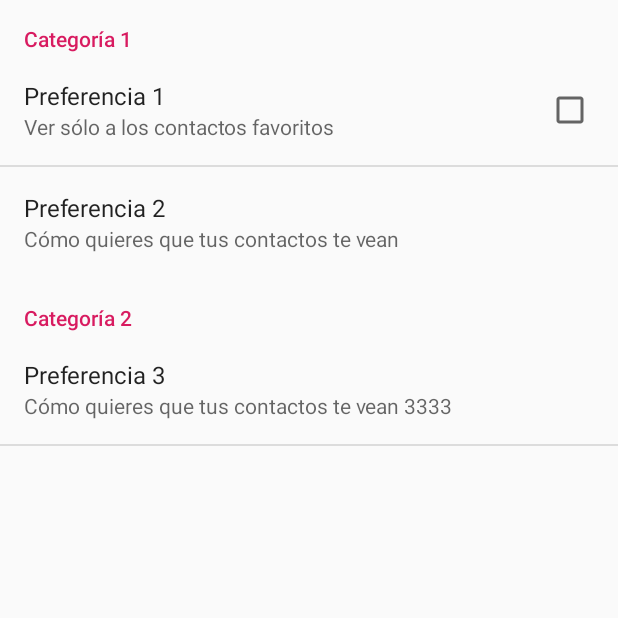
After one commit to valerycf27/Eventos-2.0, an Android app: the PreferenciasActivity screen opened directly, with no data from a screen before it, on a phone screen of 412 x 824 dp, the top half of it. The commit adds this screen. Run offline under Robolectric (Android 15) with nearby library versions, the phone set to English and light mode, and no system bars.

Commit message:
Preferencias nivel 1

```diff
--- a/app/src/main/AndroidManifest.xml
+++ b/app/src/main/AndroidManifest.xml
@@ -29,6 +29,7 @@
         <activity android:name=".EventosGuardados" />
         <activity android:name=".DetallesEvento" />
         <activity android:name=".Formulario_evento" />
+        <activity android:name=".PreferenciasActivity" />
         <activity android:name=".MainActivity">
             <intent-filter>
                 <action android:name="android.intent.action.MAIN" />
--- /dev/null
+++ b/app/src/main/java/com/example/events/PreferenciasActivity.java
@@ -0,0 +1,16 @@
+package com.example.events;
+
+import android.app.Activity;
+import android.os.Bundle;
+
+public class PreferenciasActivity extends Activity {
+    @Override
+    protected void onCreate(Bundle savedInstanceState) {
+        super.onCreate(savedInstanceState);
+
+        getFragmentManager().beginTransaction()
+                .replace(android.R.id.content, new PreferenciasFragment())
+                .commit();
+    }
+
+}
--- /dev/null
+++ b/app/src/main/java/com/example/events/PreferenciasFragment.java
@@ -0,0 +1,13 @@
+package com.example.events;
+
+import android.os.Bundle;
+import android.preference.PreferenceFragment;
+
+public class PreferenciasFragment extends PreferenceFragment {
+    @Override
+    public void onCreate(Bundle savedInstanceState) {
+        super.onCreate(savedInstanceState);
+
+        addPreferencesFromResource(R.xml.preferencias);
+    }
+}
--- /dev/null
+++ b/app/src/main/res/xml/preferencias.xml
@@ -0,0 +1,24 @@
+<?xml version="1.0" encoding="utf-8"?>
+<PreferenceScreen xmlns:android="http://schemas.android.com/apk/res/android">
+    <PreferenceCategory android:title="Categoría 1">
+
+        <CheckBoxPreference
+            android:key="opcion 1"
+            android:summary="Ver sólo a los contactos favoritos"
+            android:title="Preferencia 1" />
+
+        <EditTextPreference
+            android:key="opcion 2"
+            android:title="Preferencia 2"
+            android:summary="Cómo quieres que tus contactos te vean"
+            android:dialogTitle="Introduce un valor" />
+    </PreferenceCategory>
+    <PreferenceCategory android:title="Categoría 2">
+        <EditTextPreference
+            android:key="opcion 3"
+            android:title="Preferencia 3"
+            android:summary="Cómo quieres que tus contactos te vean 3333"
+            android:dialogTitle="Introduce un valor" />
+    </PreferenceCategory>
+
+</PreferenceScreen>
```
Also changed, not shown: app/src/main/java/com/example/events/MainActivity.java (+21 -6 lines), app/src/main/res/menu/menu_preferencias.xml (added, +9 -0 lines), app/src/main/res/values/atrubutosColores.xml (added, +12 -0 lines), app/src/main/res/values/styles.xml (+14 -0 lines).
